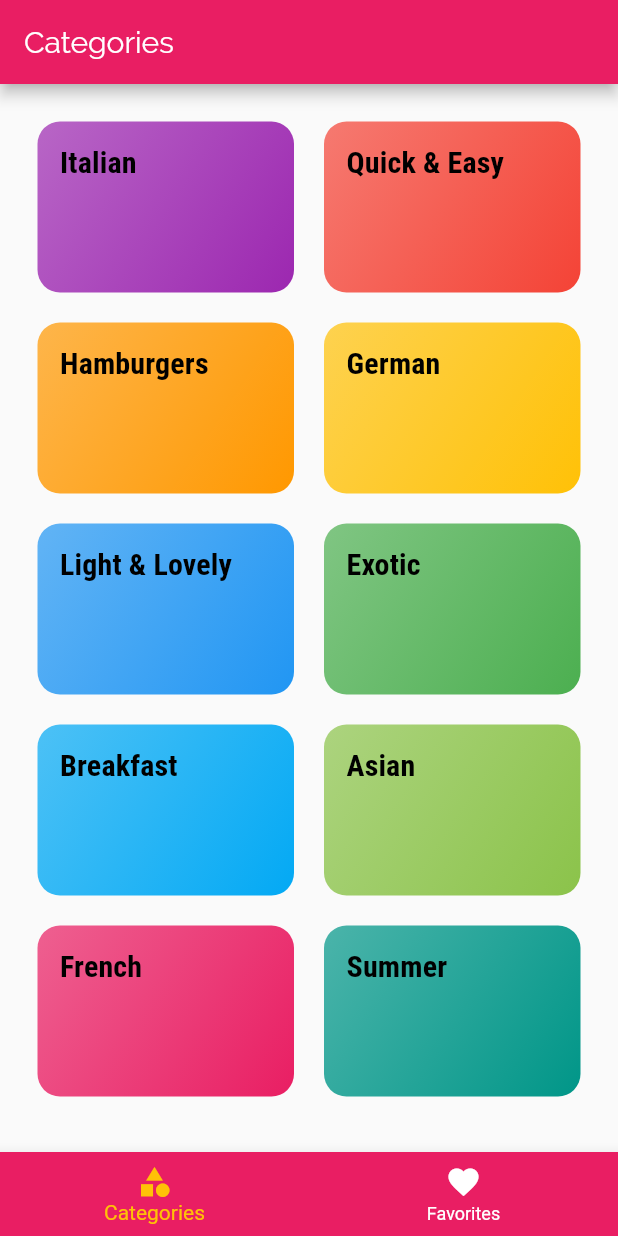
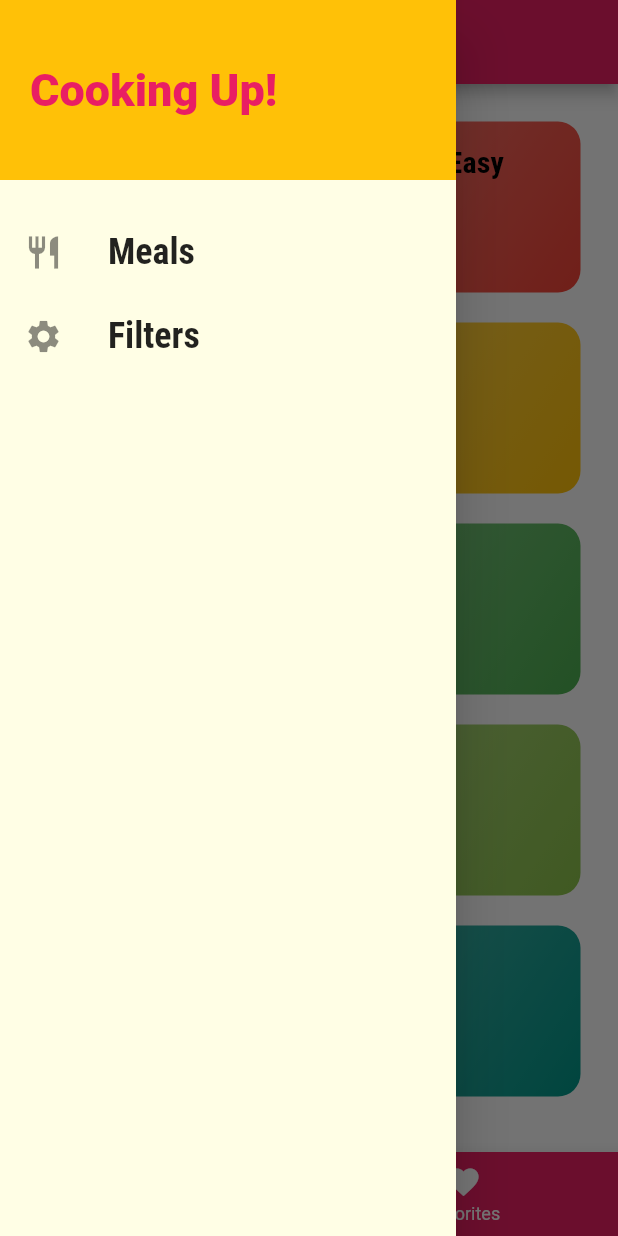
Before and after one commit to fandi-adhitya/meals, a Flutter app: the screen it shows after launch, with the side drawer open (before the commit the screen has no drawer), on a phone screen of 412 x 824 dp. Run offline on Flutter 3.47's test engine with Material 2 defaults, Android fonts, the phone set to English and light mode, and no system bars; statements that could not run were skipped.

Commit message:
filters screen

```diff
--- a/lib/main.dart
+++ b/lib/main.dart
@@ -1,10 +1,11 @@
 import 'dart:ui';
 
 import 'package:flutter/material.dart';
-import 'package:mealsapp/screens/categories_screen.dart';
-import 'package:mealsapp/screens/category_meals_screen.dart';
-import 'package:mealsapp/screens/meal_detail_screen.dart';
-import 'package:mealsapp/screens/tabs_screen.dart';
+import './screens/categories_screen.dart';
+import './screens/category_meals_screen.dart';
+import './screens/filter_screen.dart';
+import './screens/meal_detail_screen.dart';
+import './screens/tabs_screen.dart';
 
 void main() {
   runApp(MyApp());
@@ -46,6 +47,7 @@ class MyApp extends StatelessWidget {
         '/' : (ctx) => TabsScreen(),
         CategoryMealsScreen.routeName : (ctx) => CategoryMealsScreen(),
         MealDetailScreen.routeName : (ctx) => MealDetailScreen(),
+        FiltersScreen.routeName : (ctx) => FiltersScreen()
       },
       onGenerateRoute: (settings) {
         print(settings.arguments);
--- /dev/null
+++ b/lib/screens/filter_screen.dart
@@ -0,0 +1,12 @@
+import 'package:flutter/material.dart';
+
+class FiltersScreen extends StatelessWidget {
+  static const routeName = '/filters';
+
+  @override
+  Widget build(BuildContext context) {
+    return Center(
+      child: Text('Filters!'),
+    );
+  }
+}
--- a/lib/screens/tabs_screen.dart
+++ b/lib/screens/tabs_screen.dart
@@ -1,4 +1,5 @@
 import 'package:flutter/material.dart';
+import '../widgets/main_drawer.dart';
 import './favorites_screen.dart';
 import './categories_screen.dart';
 
@@ -29,6 +30,7 @@ class _TabsScreenState extends State<TabsScreen> {
         title: Text(_pages[_selectedPageIndex]['title']),
       ),
       body: _pages[_selectedPageIndex]['page'],
+      drawer: MainDrawer(),
       bottomNavigationBar:  BottomNavigationBar(
         onTap: _selectPage,
         backgroundColor: Theme.of(context).colorScheme.primary,
--- /dev/null
+++ b/lib/widgets/main_drawer.dart
@@ -0,0 +1,57 @@
+import 'package:flutter/material.dart';
+import 'package:mealsapp/screens/filter_screen.dart';
+
+class MainDrawer extends StatelessWidget {
+
+  Widget _buildListTitle(String text, IconData icon, Function tabHandler) {
+    return ListTile(
+      leading: Icon(icon, size: 26,),
+      title: Text(text,
+        style: const TextStyle(
+            fontFamily: 'RobotoCondensed',
+            fontSize: 24,
+            fontWeight: FontWeight.bold
+        ),
+      ),
+      onTap: () => tabHandler,
+    );
+  }
+
+  @override
+  Widget build(BuildContext context) {
+    return Drawer(
+      child: Column(
+        children: [
+          Container(
+            height: 120,
+            width: double.infinity,
+            padding : const EdgeInsets.all(20.0),
+            alignment: Alignment.centerLeft,
+            color: Theme.of(context).colorScheme.secondary,
+            child: Text('Cooking Up!',
+              style: TextStyle(
+                fontWeight: FontWeight.w900,
+                fontSize: 30,
+                color: Theme.of(context).colorScheme.primary
+              )),
+          ),
+          const SizedBox(height: 20),
+          _buildListTitle(
+              'Meals',
+              Icons.restaurant,
+              (){
+                Navigator.of(context).pushNamed('/');
+              }
+          ),
+          _buildListTitle(
+              'Filters',
+              Icons.settings,
+              (){
+                Navigator.of(context).pushNamed(FiltersScreen.routeName)
+              }
+          )
+        ],
+      ),
+    );
+  }
+}
```
